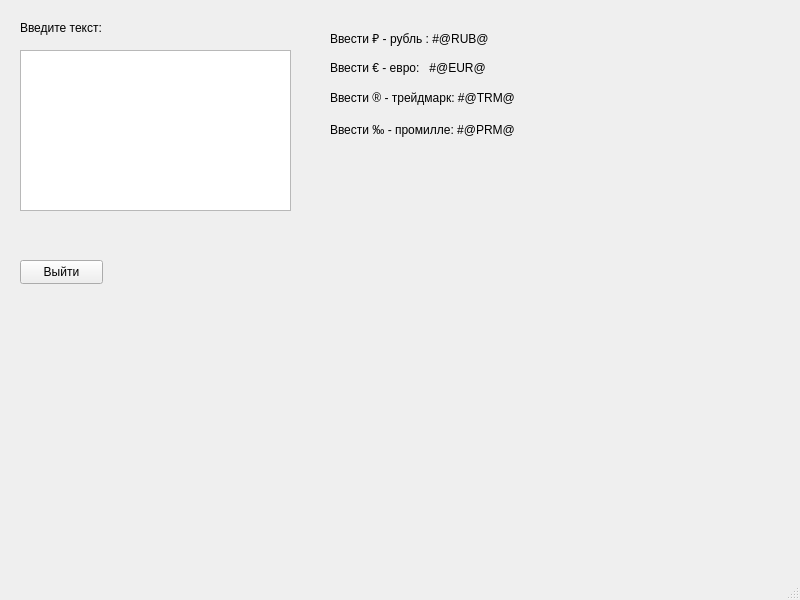
Old version of the form mainwindow.ui in the repository grey-olli-intransit/QT_homework2_task1.
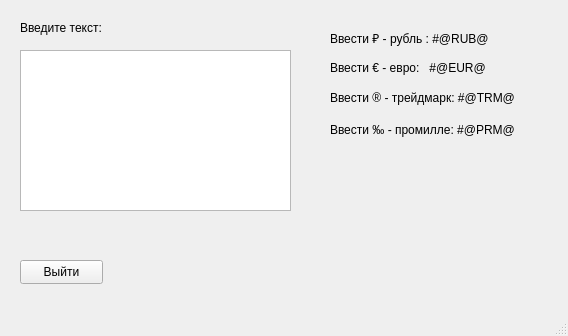
New version of the form.

Patch:
```diff
--- a/mainwindow.ui
+++ b/mainwindow.ui
@@ -6,8 +6,8 @@
    <rect>
     <x>0</x>
     <y>0</y>
-    <width>800</width>
-    <height>600</height>
+    <width>568</width>
+    <height>336</height>
    </rect>
   </property>
   <property name="windowTitle">
```
Left out of the diff: 2 changed lines with no effect on the pictures.
